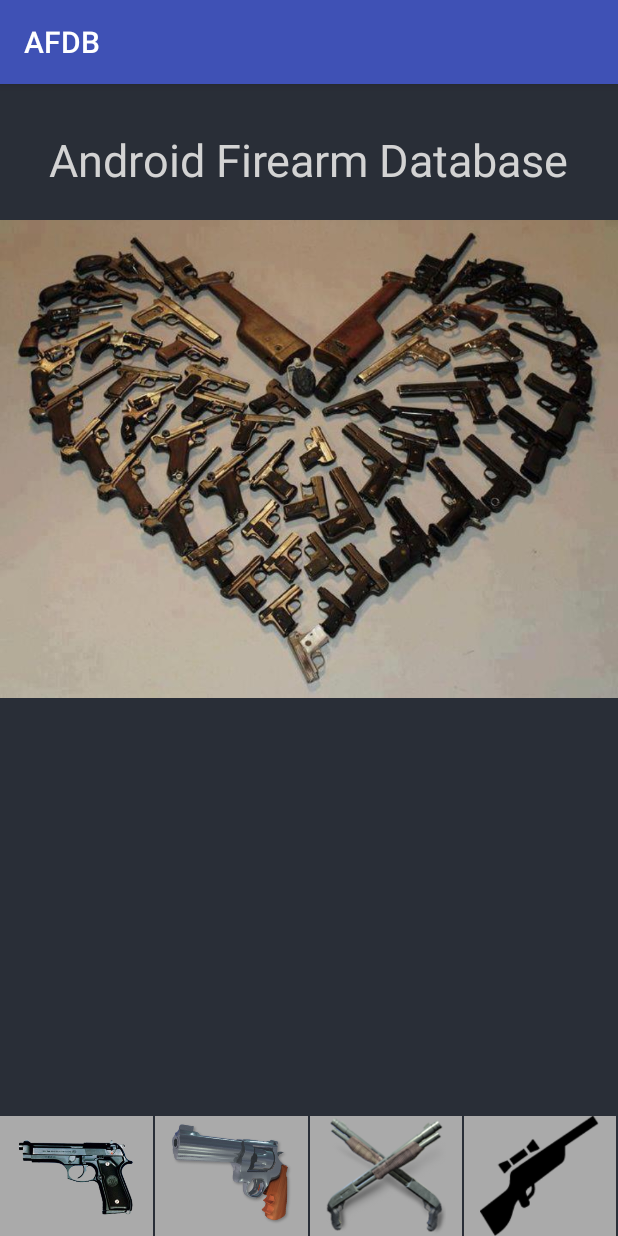
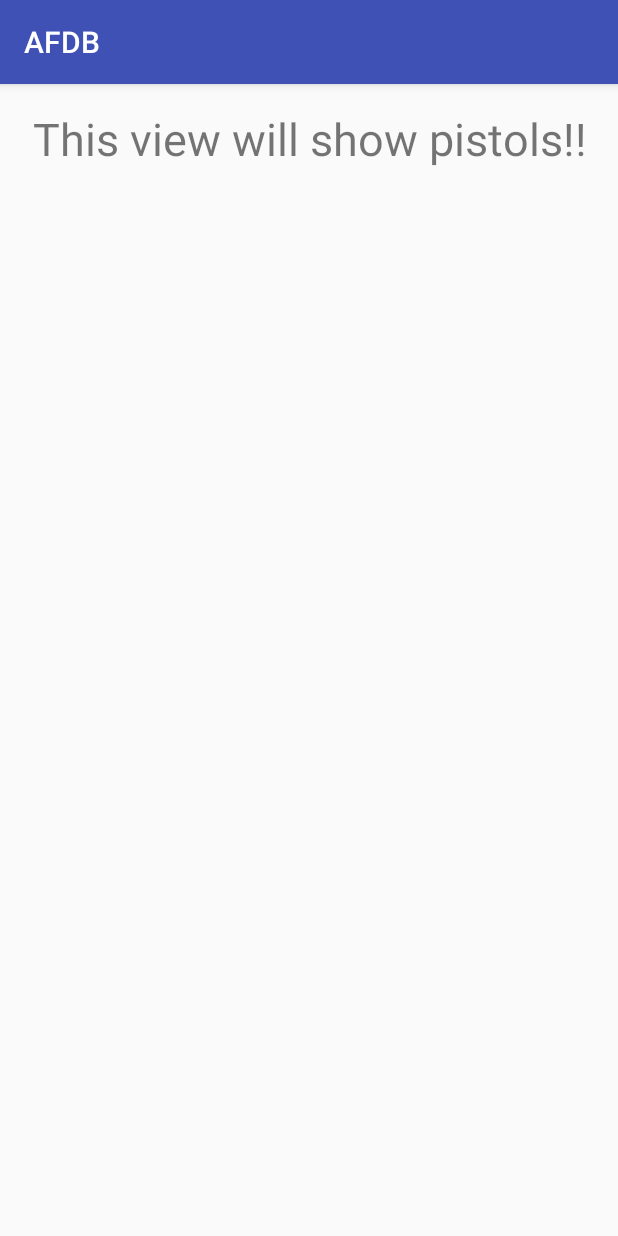
Before and after one commit to johnm589/ADI_Project2, an Android app: the screen it shows after launch (MainActivity before the commit, ListActivity after it), after a tap on an icon or button, on a phone screen of 412 x 824 dp. Run offline under Robolectric (Android 15) with nearby library versions, the phone set to English and light mode, and no system bars.

Commit message:
getting really intents over here

```diff
--- a/AFDB/app/src/main/AndroidManifest.xml
+++ b/AFDB/app/src/main/AndroidManifest.xml
@@ -15,6 +15,7 @@
                 <category android:name="android.intent.category.LAUNCHER" />
             </intent-filter>
         </activity>
+        <activity android:name=".ListActivity"></activity>
     </application>
 
 </manifest>
--- /dev/null
+++ b/AFDB/app/src/main/java/com/example/john/afdb/ListActivity.java
@@ -0,0 +1,25 @@
+package com.example.john.afdb;
+
+import android.content.Intent;
+import android.support.v7.app.AppCompatActivity;
+import android.os.Bundle;
+import android.widget.TextView;
+
+public class ListActivity extends AppCompatActivity {
+
+    @Override
+    protected void onCreate(Bundle savedInstanceState) {
+        super.onCreate(savedInstanceState);
+        setContentView(R.layout.activity_list);
+
+        final TextView title = (TextView) findViewById(R.id.title);
+
+        Intent i = getIntent();
+
+        final String titleText = i.getStringExtra("type");
+
+
+        title.setText("This view will show " + titleText + "s!!");
+
+    }
+}
--- a/AFDB/app/src/main/java/com/example/john/afdb/MainActivity.java
+++ b/AFDB/app/src/main/java/com/example/john/afdb/MainActivity.java
@@ -1,5 +1,6 @@
 package com.example.john.afdb;
 
+import android.content.Intent;
 import android.os.Bundle;
 import android.support.v7.app.AppCompatActivity;
 import android.view.View;
@@ -21,6 +22,10 @@ public class MainActivity extends AppCompatActivity {
         revolverButton.setOnClickListener(new View.OnClickListener() {
             @Override
             public void onClick(View v) {
+                Intent i = new Intent(MainActivity.this, ListActivity.class);
+                i.putExtra("type", "revolver");
+
+                startActivity(i);
 
 
 
@@ -29,12 +34,20 @@ public class MainActivity extends AppCompatActivity {
         pistolButton.setOnClickListener(new View.OnClickListener() {
             @Override
             public void onClick(View v) {
+                Intent i = new Intent(MainActivity.this, ListActivity.class);
+                i.putExtra("type", "pistol");
+
+                startActivity(i);
 
 
             }
         });        rifleButton.setOnClickListener(new View.OnClickListener() {
             @Override
             public void onClick(View v) {
+                Intent i = new Intent(MainActivity.this, ListActivity.class);
+                i.putExtra("type", "rifle");
+
+                startActivity(i);
 
 
 
@@ -42,8 +55,10 @@ public class MainActivity extends AppCompatActivity {
         });        shotgunButton.setOnClickListener(new View.OnClickListener() {
             @Override
             public void onClick(View v) {
+                Intent i = new Intent(MainActivity.this, ListActivity.class);
+                i.putExtra("type", "shotgun");
 
-
+                startActivity(i);
             }
         });
 
--- /dev/null
+++ b/AFDB/app/src/main/res/layout/activity_list.xml
@@ -0,0 +1,29 @@
+<?xml version="1.0" encoding="utf-8"?>
+<LinearLayout xmlns:android="http://schemas.android.com/apk/res/android"
+    xmlns:tools="http://schemas.android.com/tools"
+    android:layout_width="match_parent"
+    android:layout_height="match_parent"
+    android:paddingBottom="@dimen/activity_vertical_margin"
+    android:paddingLeft="@dimen/activity_horizontal_margin"
+    android:paddingRight="@dimen/activity_horizontal_margin"
+    android:paddingTop="@dimen/activity_vertical_margin"
+    tools:context="com.example.john.afdb.ListActivity"
+    android:orientation="vertical"
+    >
+    <TextView
+        android:layout_width="match_parent"
+        android:layout_height="wrap_content"
+        android:id="@+id/title"
+        android:text="PlaceHolder"
+        android:layout_marginBottom="20dp"
+        android:textSize="30dp"
+        android:textAlignment="center"
+        />
+
+    <ListView
+        android:layout_width="match_parent"
+        android:layout_height="wrap_content"
+        android:id="@+id/list_view"
+        ></ListView>
+
+</LinearLayout>
```
